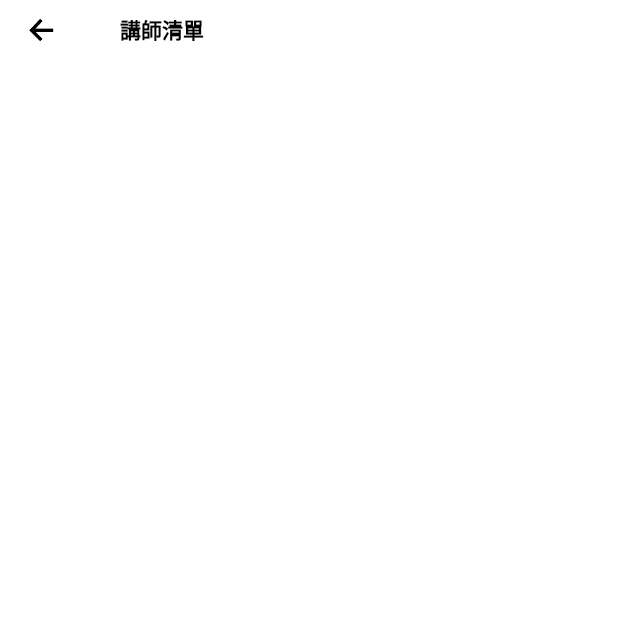
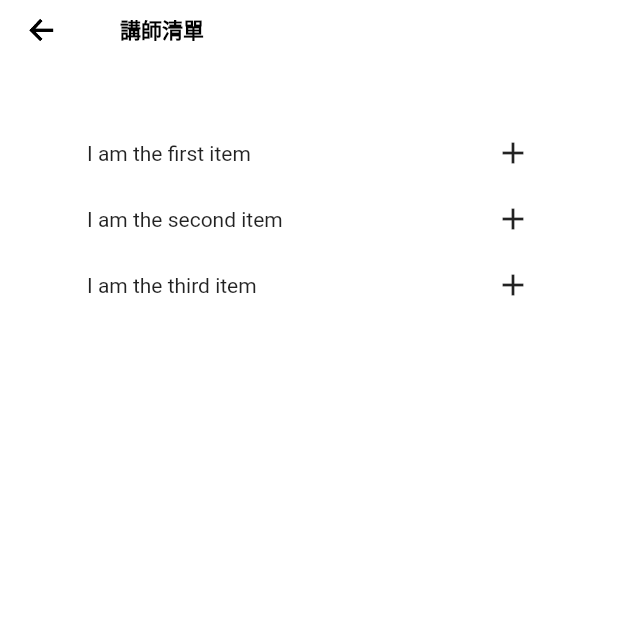
Before and after one commit to weskao/course_selection_system, a Flutter app: the screen it shows after launch, on a phone screen of 412 x 824 dp, the top half of it. Run offline on Flutter 3.47's test engine with Material 2 defaults, Android fonts, the light colour scheme and no system bars; drawn by our look-alikes of scroll_to_index; our stand-ins replace flutter_riverpod, flutter_screenutil.

Commit message:
Set course list

```diff
--- a/lib/InitialPage.dart
+++ b/lib/InitialPage.dart
@@ -1,4 +1,4 @@
-import 'package:course_selection_system/src/presentation/widgets/PrimaryPage.dart';
+import 'package:course_selection_system/src/presentation/views/instructor_list/InstructorListPage.dart';
 import 'package:flutter/material.dart';
 
 class InitialPage extends StatelessWidget {
@@ -6,9 +6,6 @@ class InitialPage extends StatelessWidget {
 
   @override
   Widget build(BuildContext context) {
-    return PrimaryPage(
-      title: "講師清單",
-      topWidget: Container(),
-    );
+    return const InstructorListPage();
   }
 }
--- /dev/null
+++ b/lib/src/presentation/views/instructor_list/InstructorListPage.dart
@@ -0,0 +1,87 @@
+import 'package:flutter/material.dart';
+
+import '../../widgets/PrimaryPage.dart';
+import '../../widgets/toggle_list/toggle_list.dart';
+
+class InstructorListPage extends StatelessWidget {
+  const InstructorListPage({super.key});
+
+  @override
+  Widget build(BuildContext context) {
+    return PrimaryPage(
+      title: "講師清單",
+      topWidget: ToggleList(
+        trailing: const Icon(Icons.add),
+        // trailing: const Icon(Icons.minimize),
+        children: [
+          ToggleListItem(
+            title: Text('I am the first item'),
+            content: Container(
+              padding: const EdgeInsets.symmetric(vertical: 10),
+              child: Column(
+                mainAxisAlignment: MainAxisAlignment.start,
+                crossAxisAlignment: CrossAxisAlignment.start,
+                children: [
+                  Container(
+                    padding: EdgeInsets.symmetric(vertical: 5),
+                    width: double.infinity,
+                    // height: 30,
+                    color: Colors.yellow,
+                    child: Row(
+                      children: [
+                        Container(
+                          padding: EdgeInsets.symmetric(horizontal: 5),
+                          child: Icon(
+                            Icons.calendar_month,
+                            size: 20,
+                          ),
+                        ),
+                        Column(
+                          crossAxisAlignment: CrossAxisAlignment.start,
+                          children: [
+                            Text(
+                              '基礎程式設計',
+                              style: TextStyle(
+                                fontSize: 12,
+                              ),
+                            ),
+                            Text(
+                              "每周二 10:00-12:00",
+                              style: TextStyle(
+                                fontSize: 11,
+                              ),
+                            ),
+                          ],
+                        ),
+                        Spacer(),
+                        GestureDetector(
+                          child: const Icon(Icons.chevron_right),
+                        )
+                      ],
+                    ),
+                  ),
+                  Text('Hello there-2!'),
+                  Text('Hello there-3!'),
+                ],
+              ),
+            ),
+          ),
+          ToggleListItem(
+            title: Text('I am the second item'),
+            content: Padding(
+              padding: EdgeInsets.all(20),
+              child: Text('I am delighted that you are here.'),
+            ),
+          ),
+          ToggleListItem(
+            title: Text('I am the third item'),
+            content: Padding(
+              padding: EdgeInsets.all(20),
+              child: Text('Have a wonderful day!'),
+            ),
+          ),
+        ],
+      ),
+    );
+  }
+}
--- a/lib/src/presentation/widgets/PrimaryPage.dart
+++ b/lib/src/presentation/widgets/PrimaryPage.dart
@@ -29,7 +29,7 @@ class PrimaryPage extends StatelessWidget {
     this.padding,
     this.useDefaultArrowBackIcon = true,
     this.titleFontWeight,
-    this.useTopWidgetFillRemainingSpace = false,
+    this.useTopWidgetFillRemainingSpace = true,
     this.appBarHeight,
   });
 
@@ -49,12 +49,11 @@ class PrimaryPage extends StatelessWidget {
           : null,
       body: SafeArea(
         child: Container(
-          padding: padding,
+          padding: const EdgeInsets.symmetric(horizontal: 50, vertical: 50),
           child: Column(
             mainAxisAlignment: MainAxisAlignment.start,
             children: [
               useTopWidgetFillRemainingSpace ? Expanded(child: topWidget) : topWidget,
-              if (fillRemainingSpace && !useTopWidgetFillRemainingSpace) const Spacer(),
             ],
           ),
         ),
--- /dev/null
+++ b/lib/src/presentation/widgets/toggle_list/src/toggle_list.dart
@@ -0,0 +1,188 @@
+import 'package:course_selection_system/src/presentation/widgets/toggle_list/src/toggle_list_controller.dart';
+import 'package:course_selection_system/src/presentation/widgets/toggle_list/src/toggle_list_data.dart';
+import 'package:flutter/material.dart';
+import 'package:scroll_to_index/scroll_to_index.dart';
+
+import 'toggle_list_item.dart';
+import 'utils.dart';
+
+/// A list that lays out its toggleable children.
+///
+/// This widget is also responsible for scrolling properties,
+/// list animations, and the number of expanded items.
+class ToggleList extends StatefulWidget {
+  /// A list of [ToggleListItem] widgets that are managed and drawn on the screen.
+  final List<ToggleListItem> children;
+
+  /// The curve of toggle animations.
+  ///
+  /// Used to animate the height of the [ToggleListItem.content] widget
+  /// and the rotation of the [trailing] widget,
+  /// when [trailingExpanded] is not set.
+  final Curve curve;
+
+  /// A widget between each adjacent list item
+  /// that visually seperates them.
+  final Widget divider;
+
+  /// Specifies whether [trailing] flips automatically when toggled.
+  ///
+  /// If [trailingExpanded] is set this is ignored.
+  final bool flipTrailingOnToggle;
+
+  /// The padding between the set of elements
+  /// and the outer boundary of the list.
+  ///
+  /// Used when
+  /// - [ToggleListItem]s need to be narrower
+  /// than the width of the [ToggleList],
+  /// - the scrollbar covers the [ToggleListItem]s.
+  ///
+  /// Use it with caution as setting the upper and lower padding will make
+  /// the scrollable space shorter than the scrollbar's height.
+  final EdgeInsets innerPadding;
+
+  /// The direction in which the list can be scrolled.
+  final Axis scrollDirection;
+
+  /// The duration of the animation with which the item is
+  /// scrolled to its position when expanded.
+  final Duration scrollDuration;
+
+  /// The scrolling physics determine how the list responds to scrolling.
+  final ScrollPhysics scrollPhysics;
+
+  /// The end position of the animation in which the item is
+  /// scrolled to its position when expanded.
+  final AutoScrollPosition scrollPosition;
+
+  /// Item closing policy for the list.
+  ///
+  /// See [Sections] for more details on the policies.
+  final Sections sectionsLeftExpanded;
+
+  /// Specifies whether the list should shrink wrap.
+  ///
+  /// If set to `true` the list will take up only the space required
+  /// in the [scrollDirection].
+  /// If set to `false` the list will expand to the maximum size allowed
+  /// in the [scrollDirection].
+  final bool shrinkWrap;
+
+  /// The duration of the animation with which the item is
+  /// expanded and shurnk.
+  final Duration toggleAnimationDuration;
+
+  /// The rightmost component of the header.
+  ///
+  /// Used to visually display the toggle state of the item.
+  /// It is visible when:
+  /// - the item is shrunk,
+  /// - the item is expanded and [trailingExpanded] is not set, in which case
+  /// the widget is modified based on the [flipTrailingOnToggle] flag.
+  final Widget trailing;
+
+  /// The rightmost component of the header when the item is expanded.
+  ///
+  /// If not set, the trailing of an expanded item is based
+  /// on the [trailing] widget and the [flipTrailingOnToggle] flag.
+  final Widget? trailingExpanded;
+
+  /// The additional padding of the viewport.
+  ///
+  /// Used when a part of the viewport is covered (by a bottom navigation bar
+  /// or an app bar).
+  /// Set this to prevent animations from ending beneath these elements.
+  final EdgeInsets viewPadding;
+
+  /// Constructs a toggle list, that holds [ToggleListItem]s.
+  ///
+  /// The constructor contains parameters that controls
+  /// the behaviour and appearance of the list itself,
+  /// as well as parameters that apply to all items in the list.
+  const ToggleList({
+    Key? key,
+    required this.children,
+    this.curve = Curves.easeIn,
+    this.divider = const SizedBox(height: 20),
+    this.flipTrailingOnToggle = true,
+    this.innerPadding = const EdgeInsets.symmetric(horizontal: 8),
+    this.toggleAnimationDuration = const Duration(milliseconds: 500),
+    this.sectionsLeftExpanded = Sections.last,
+    this.scrollDirection = Axis.vertical,
+    this.scrollDuration = const Duration(milliseconds: 500),
+    this.scrollPosition = AutoScrollPosition.begin,
+    this.scrollPhysics = const AlwaysScrollableScrollPhysics(),
+    this.shrinkWrap = false,
+    this.trailing = const Icon(Icons.expand_more),
+    this.trailingExpanded,
+    this.viewPadding = const EdgeInsets.all(0),
+  }) : super(key: key);
+
+  @override
+  State<ToggleList> createState() => _ToggleListState();
+}
+
+class _ToggleListState extends State<ToggleList> {
+  late final AutoScrollController _scrollController;
+  late final ToggleListController _listController;
+  @override
+  void initState() {
+    _scrollController = AutoScrollController(
+      viewportBoundaryGetter: () {
+        return Rect.fromLTRB(
+          widget.viewPadding.left,
+          widget.viewPadding.top,
+          widget.viewPadding.right,
+          widget.viewPadding.bottom,
+        );
+      },
+      axis: widget.scrollDirection,
+    );
+    _listController = ToggleListController(sectionsLeftExpanded: widget.sectionsLeftExpanded);
+    super.initState();
+  }
+
+  @override
+  void dispose() {
+    _scrollController.dispose();
+    _listController.dispose();
+    super.dispose();
+  }
+
+  @override
+  Widget build(BuildContext context) {
+    return Scrollbar(
+      controller: _scrollController,
+      interactive: true,
+      thumbVisibility: false,
+      child: Padding(
+        padding: widget.innerPadding,
+        child: ListView.separated(
+          cacheExtent: MediaQuery.of(context).size.height * 2,
+          controller: _scrollController,
+          itemCount: widget.children.length,
+          scrollDirection: widget.scrollDirection,
+          physics: widget.scrollPhysics,
+          shrinkWrap: widget.shrinkWrap,
+          separatorBuilder: (context, index) => widget.divider,
+          itemBuilder: (context, index) {
+            return ToggleListData(
+              child: widget.children[index],
+              children: widget.children,
+              curve: widget.curve,
+              listController: _listController,
+              scrollController: _scrollController,
+              flipTrailingOnToggle: widget.flipTrailingOnToggle,
+              toggleAnimationDuration: widget.toggleAnimationDuration,
+              scrollDuration: widget.scrollDuration,
+              scrollPosition: widget.scrollPosition,
+              trailing: widget.trailing,
+              trailingExpanded: widget.trailingExpanded,
+            );
+          },
+        ),
+      ),
+    );
+  }
+}
--- /dev/null
+++ b/lib/src/presentation/widgets/toggle_list/src/toggle_list_controller.dart
@@ -0,0 +1,36 @@
+import 'package:flutter/material.dart';
+import 'utils.dart';
+
+/// This controller supervises the state of the individual list items.
+///
+/// Besides managing the expansion and shrinkage of the items,
+/// it enforces the remaining expanded items policy specified by the user
+/// in [sectionsLeftExpanded].
+class ToggleListController extends ChangeNotifier {
+  /// The list of currently expanded items.
+  List<UniqueKey> expandedItems = [];
+
+  /// The policy of automatically shrink items.
+  final Sections sectionsLeftExpanded;
+
+  /// Creates a controller for supervising the list items.
+  ToggleListController({required this.sectionsLeftExpanded});
+
+  /// Toggles the expansion state of an item.
+  void updateItem(UniqueKey key) {
+    if (expandedItems.contains(key)) {
+      expandedItems.remove(key);
+    } else {
+      expandedItems.add(key);
+      if (sectionsLeftExpanded == Sections.last) {
+        expandedItems.removeRange(0, expandedItems.length - 1);
+      }
+    }
+    notifyListeners();
+  }
+
+  /// Returns the expansion status of an item.
+  bool checkIfExpanded(UniqueKey key) {
+    return expandedItems.contains(key);
+  }
+}
--- /dev/null
+++ b/lib/src/presentation/widgets/toggle_list/src/toggle_list_data.dart
@@ -0,0 +1,57 @@
+// ignore_for_file: public_member_api_docs
+
+import 'package:course_selection_system/src/presentation/widgets/toggle_list/src/toggle_list_controller.dart';
+import 'package:flutter/material.dart';
+import 'package:scroll_to_index/scroll_to_index.dart';
+
+import '../toggle_list.dart';
+
+/// An [InheritedWidget] storing the parameters of the list that are
+/// visible for the list items.
+class ToggleListData extends InheritedWidget {
+  final List<ToggleListItem> children;
+  final Curve curve;
+  final bool flipTrailingOnToggle;
+  final ToggleListController listController;
+  final AutoScrollController scrollController;
+  final Duration scrollDuration;
+  final AutoScrollPosition scrollPosition;
+  final Duration toggleAnimationDuration;
+  final Widget trailing;
+  final Widget? trailingExpanded;
+
+  const ToggleListData({
+    Key? key,
+    required Widget child,
+    required this.children,
+    required this.curve,
+    required this.flipTrailingOnToggle,
+    required this.listController,
+    required this.toggleAnimationDuration,
+    required this.scrollController,
+    required this.scrollDuration,
+    required this.scrollPosition,
+    required this.trailing,
+    this.trailingExpanded,
+  }) : super(key: key, child: child);
+
+  static ToggleListData of(BuildContext context) {
+    var result = context.dependOnInheritedWidgetOfExactType<ToggleListData>();
+    assert(result != null, 'No ToggleListData widget found in context.');
+    return result!;
+  }
+
+  @override
+  bool updateShouldNotify(ToggleListData oldWidget) {
+    return (children != oldWidget.children ||
+        curve != oldWidget.curve ||
+        flipTrailingOnToggle != oldWidget.flipTrailingOnToggle ||
+        listController != oldWidget.listController ||
+        scrollController != oldWidget.scrollController ||
+        scrollDuration != oldWidget.scrollDuration ||
+        scrollPosition != oldWidget.scrollPosition ||
+        toggleAnimationDuration != oldWidget.toggleAnimationDuration ||
+        trailing != oldWidget.trailing ||
+        trailingExpanded != oldWidget.trailingExpanded);
+  }
+}
--- /dev/null
+++ b/lib/src/presentation/widgets/toggle_list/src/toggle_list_item.dart
@@ -0,0 +1,266 @@
+import 'package:course_selection_system/src/presentation/widgets/toggle_list/src/toggle_list_controller.dart';
+import 'package:flutter/material.dart';
+import 'package:scroll_to_index/scroll_to_index.dart';
+
+import 'toggle_list_data.dart';
+
+/// Single list item with the ability to expand and shrink.
+///
+/// This item stores the required parameters
+/// and draws itself on the screen based on them.
+/// Use only as a child of [ToggleList].
+class ToggleListItem extends StatefulWidget {
+  /// The expandable part of the item.
+  ///
+  /// Only visible when [_ToggleListItemState._isExpanded] is `true`.
+  /// When firstly showing the list it's original status can be set
+  /// by the [isInitiallyExpanded] property.
+  final Widget content;
+
+  /// The middle component of the header.
+  ///
+  /// It is always visible.
+  /// It is located between the [leading] and the [ToggleListData.trailing].
+  final Widget title;
+
+  /// The component between title and content.
+  ///
+  /// Separates [title] from [content] visually.
+  /// Only visible when [_ToggleListItemState._isExpanded] is `true`.
+  final Widget divider;
+
+  /// The decoration of this item's header.
+  ///
+  /// Used when
+  /// - item is expanded.
+  final Decoration? expandedHeaderDecoration;
+
+  /// The middle component of the expanded header.
+  ///
+  /// If not set, the title of an expanded item
+  /// is defined by the [title] widget.
+  final Widget? expandedTitle;
+
+  /// The decoration of this item's header.
+  ///
+  /// Used when
+  /// - item is shrunk,
+  /// - item is expanded and [expandedHeaderDecoration] is not set.
+  final Decoration headerDecoration;
+
+  /// The initial status of this item.
+  final bool isInitiallyExpanded;
+
+  /// The decoration of this item.
+  final Decoration itemDecoration;
+
+  /// The leftmost component of the header.
+  final Widget leading;
+
+  /// A function which is called when this item's toggle state has changed.
+  ///
+  /// When specifying a single callback to be used by each and every item of
+  /// the list (for example, populating the list with a generator or other build
+  /// function) it is useful to know which item's state has changed. Thus the
+  /// callback provides the index of the changed item as well as the flag
+  /// that represents expandedness.
+  ///
+  /// The function should not change the item itself,
+  /// as it would trigger a rebuild that leads to performance issues.
+  final Function(int index, bool newValue)? onExpansionChanged;
+
+  /// Contructs a list item to be used as a child of a [ToggleList].
+  const ToggleListItem({
+    Key? key,
+    required this.content,
+    required this.title,
+    this.divider = const SizedBox(height: 0),
+    this.expandedHeaderDecoration,
+    this.expandedTitle,
+    this.headerDecoration = const BoxDecoration(),
+    this.itemDecoration = const BoxDecoration(),
+    this.isInitiallyExpanded = false,
+    this.leading = const SizedBox(width: 0),
+    this.onExpansionChanged,
+  }) : super(key: key);
+
+  @override
+  State<ToggleListItem> createState() => _ToggleListItemState();
+}
+
+/// The state of a [ToggleListItem],
+/// that stores whether it is expanded and handles it's animations.
+class _ToggleListItemState extends State<ToggleListItem> with SingleTickerProviderStateMixin, AutomaticKeepAliveClientMixin {
+  /// A simple animation later used as a 180° turn in [trailingAnimation].
+  static final Animatable<double> _halfTween = Tween<double>(begin: 0, end: 0.5);
+
+  /// The controller responisble for supervising the number of
+  /// expanded [ToggleListItem]s.
+  ToggleListController? _listController;
+
+  /// The controller responsible for performing animations on this
+  /// [ToggleListItem].
+  AnimationController? _animationController;
+
+  /// The animation used when expanding or shrinking
+  /// the [ToggleListItem.content] widget.
+  late Animation<double> _heightAnimation;
+
+  /// The animation used when rotating the [ToggleListData.trailing] widget.
+  /// It is created by the chaining the [_halfTween]
+  /// with the curve specified by the user in [ToggleList.curve].
+  late Animation<double> _trailingAnimation;
+
+  /// A unique identifier of this item.
+  ///
+  /// Used in [ToggleListController]'s functions
+  /// to identify the calling [ToggleListItem] and supervising its state.
+  late final UniqueKey _uniqueKey;
+
+  /// The status of this item.
+  late bool _isExpanded;
+
+  @override
+  bool get wantKeepAlive => _isExpanded;
+
+  @override
+  void initState() {
+    _uniqueKey = UniqueKey();
+    _isExpanded = PageStorage.of(context).readState(context) as bool? ?? widget.isInitiallyExpanded;
+    super.initState();
+  }
+
+  @override
+  void didChangeDependencies() {
+    var data = ToggleListData.of(context);
+    _listController ??= data.listController;
+    _listController!.addListener(itemStateListener);
+    _animationController ??= AnimationController(
+      duration: data.toggleAnimationDuration,
+      vsync: this,
+    );
+    var userAnimation = CurveTween(curve: data.curve);
+    _heightAnimation = _animationController!.drive(userAnimation);
+    _trailingAnimation = _animationController!.drive(
+      _halfTween.chain(userAnimation),
+    );
+    if (_isExpanded) {
+      _animationController!.value = 1.0;
+    }
+    super.didChangeDependencies();
+  }
+
+  @override
+  void dispose() {
+    _listController!.removeListener(itemStateListener);
+    _animationController!.dispose();
+    super.dispose();
+  }
+
+  @override
+  Widget build(BuildContext context) {
+    super.build(context);
+    return AnimatedBuilder(
+      animation: _animationController!.view,
+      builder: _buildItem,
+      child: widget.content,
+    );
+  }
+
+  Widget _buildItem(BuildContext context, Widget? child) {
+    var data = ToggleListData.of(context);
+    var index = data.children.indexOf(widget);
+    return AutoScrollTag(
+      key: _uniqueKey,
+      controller: data.scrollController,
+      index: index,
+      child: Container(
+        decoration: widget.itemDecoration,
+        child: Column(
+          crossAxisAlignment: CrossAxisAlignment.stretch,
+          children: [
+            InkWell(
+              onTap: () => _onItemTapped(context),
+              child: AnimatedContainer(
+                curve: data.curve,
+                duration: data.toggleAnimationDuration,
+                decoration: _isExpanded ? widget.expandedHeaderDecoration ?? widget.headerDecoration : widget.headerDecoration,
+                child: Row(
+                  mainAxisAlignment: MainAxisAlignment.spaceBetween,
+                  children: [
+                    widget.leading,
+                    _isExpanded
+                        ? Expanded(
+                            child: widget.expandedTitle ?? widget.title,
+                          )
+                        : Expanded(child: widget.title),
+                    _buildTrailing(context),
+                  ],
+                ),
+              ),
+            ),
+            if (child != null)
+              ClipRect(
+                child: Align(
+                  heightFactor: _heightAnimation.value,
+                  child: Column(
+                    children: [
+                      widget.divider,
+                      child,
+                    ],
+                  ),
+                ),
+              ),
+          ],
+        ),
+      ),
+    );
+  }
+
+  Widget _buildTrailing(BuildContext context) {
+    var data = ToggleListData.of(context);
+    if (data.trailingExpanded != null) {
+      return _isExpanded ? data.trailingExpanded! : data.trailing;
+    } else {
+      return RotationTransition(
+        turns: _trailingAnimation,
+        child: data.trailing,
+      );
+    }
+  }
+
+  Future<void> _onItemTapped(BuildContext context) async {
+    var data = ToggleListData.of(context);
+    var index = data.children.indexOf(widget);
+    if (!_isExpanded) {
+      data.scrollController.scrollToIndex(
+        index,
+        duration: data.scrollDuration,
+        preferPosition: data.scrollPosition,
+      );
+    }
+    data.listController.updateItem(_uniqueKey);
+  }
+
+  void itemStateListener() {
+    var isExpanding = _listController!.checkIfExpanded(_uniqueKey);
+    var didExpansionChange = isExpanding != _isExpanded;
+    if (!mounted) return;
+    setState(() {
+      _isExpanded = isExpanding;
+      if (_isExpanded) {
+        _animationController!.forward();
+      } else {
+        _animationController!.reverse().then<void>(
+          (value) {
+            if (!mounted) return;
+            setState(() {});
+          },
+        );
+      }
+      PageStorage.of(context).writeState(context, _isExpanded);
+    });
+    var index = ToggleListData.of(context).children.indexOf(widget);
+    if (didExpansionChange) widget.onExpansionChanged?.call(index, _isExpanded);
+  }
+}
--- /dev/null
+++ b/lib/src/presentation/widgets/toggle_list/src/utils.dart
@@ -0,0 +1,12 @@
+/// A structure that contains the closing policies for items.
+///
+/// The policies control what should happen when a user expands an item
+/// and another item(s) were already expanded.
+enum Sections {
+  /// Allows all items to remain expanded.
+  all,
+
+  /// Allows the last opened item to be expanded and shrink
+  /// all other items automatically.
+  last,
+}
--- /dev/null
+++ b/lib/src/presentation/widgets/toggle_list/toggle_list.dart
@@ -0,0 +1,9 @@
+/// An easy-to-use and highly customizable expandable
+/// list widget for your Flutter application.
+library toggle_list;
+
+export 'package:scroll_to_index/scroll_to_index.dart' show AutoScrollPosition;
+
+export 'src/toggle_list.dart' show ToggleList;
+export 'src/toggle_list_item.dart' show ToggleListItem;
+export 'src/utils.dart' show Sections;
--- a/pubspec.yaml
+++ b/pubspec.yaml
@@ -52,6 +52,8 @@ dependencies:
 
   # Path
   path_provider: ^2.0.15
+
+  scroll_to_index: ^3.0.1
 
 dev_dependencies:
   mockito: ^5.4.2
```
